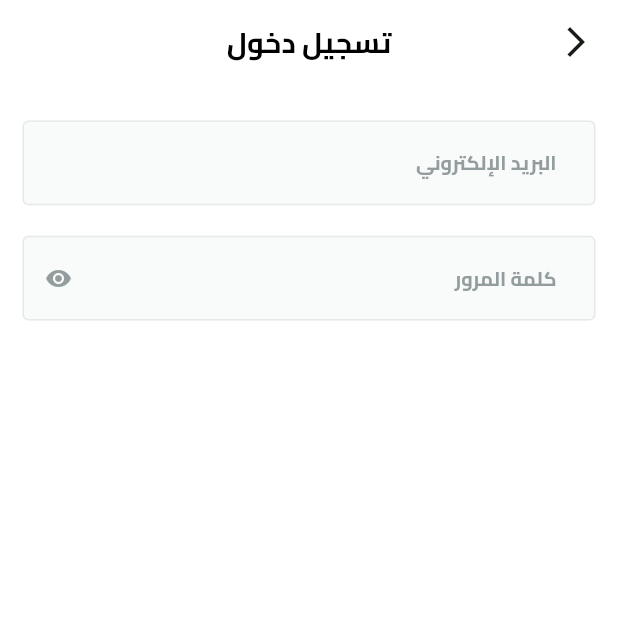
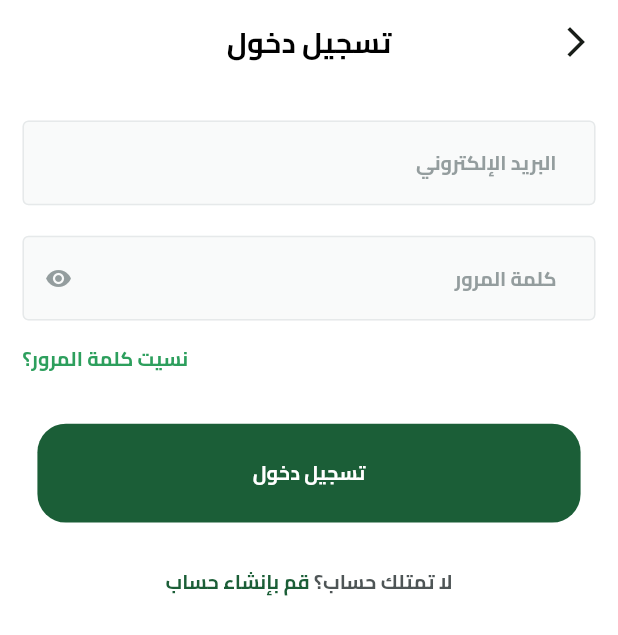
Before and after one commit to Hazem584/Fruits-Hub, a Flutter app: the screen it shows after launch, after a tap on "تخط", on a phone screen of 412 x 824 dp. Shown: the top 635 px of the screen. Run offline on Flutter 3.47's test engine with Material 3 defaults, Android fonts, the phone set to English and light mode, and no system bars; our stand-ins replace dots_indicator, flutter_screenutil, flutter_svg, shared_preferences.

Commit message:
update LoginView with new UI elements and Add light green text style

```diff
--- a/lib/core/theming/app_colors.dart
+++ b/lib/core/theming/app_colors.dart
@@ -8,4 +8,5 @@ class AppColors {
   static const Color lightGray = Color(0xFF4E5556);
   static const Color lighterGray = Color(0xFF949D9E);
   static const Color borderColor = Color(0xFFE6E9EA);
+  static const Color lightGreen = Color(0xFF2D9F5D);
 }
--- a/lib/core/theming/styles.dart
+++ b/lib/core/theming/styles.dart
@@ -41,4 +41,22 @@ class TextStyles {
     color: Colors.black,
     fontFamily: 'Cairo',
   );
+  static TextStyle font13lightGreenSemiBold = TextStyle(
+    fontSize: 13.sp,
+    fontWeight: FontWeightHelper.semiBold,
+    color: AppColors.lightGreen,
+    fontFamily: 'Cairo',
+  );
+  static TextStyle font15WhiteBold = TextStyle(
+    fontSize: 13.sp,
+    fontWeight: FontWeightHelper.bold,
+    color: Colors.white,
+    fontFamily: 'Cairo',
+  );
+    static TextStyle font13PrimaryColorSemiBold = TextStyle(
+    fontSize: 13.sp,
+    fontWeight: FontWeightHelper.semiBold,
+    color: AppColors.primaryColor,
+    fontFamily: 'Cairo',
+  );
 }
--- a/lib/features/login/widgets/login_view_body.dart
+++ b/lib/features/login/widgets/login_view_body.dart
@@ -1,7 +1,10 @@
+import 'package:flutter/gestures.dart';
 import 'package:flutter/material.dart';
+import 'package:flutter_screenutil/flutter_screenutil.dart';
 import 'package:fruits_e_commerce/core/helper/spacing.dart';
 import 'package:fruits_e_commerce/core/theming/app_colors.dart';
 import 'package:fruits_e_commerce/core/theming/styles.dart';
+import 'package:fruits_e_commerce/core/widgets/app_text_button.dart';
 import 'package:fruits_e_commerce/core/widgets/app_text_form_filed.dart';
 
 class LoginViewBody extends StatelessWidget {
@@ -57,6 +60,46 @@ class LoginViewBody extends StatelessWidget {
               color: AppColors.lighterGray,
             ),
           ),
+          verticalSpace(16),
+          Padding(
+            padding: const EdgeInsets.symmetric(horizontal: 15.0),
+            child: Align(
+              alignment: Alignment.centerLeft,
+              child: Text(
+                'نسيت كلمة المرور؟',
+                style: TextStyles.font13lightGreenSemiBold,
+              ),
+            ),
+          ),
+          verticalSpace(33),
+          AppTextButton(
+            borderRadius: 19,
+            buttonText: 'تسجيل دخول',
+            textStyle: TextStyles.font15WhiteBold,
+            buttonWidth: 300.w,
+            buttonHeight: 65.h,
+            backgroundColor: AppColors.primaryColor,
+            onPressed: () {
+              // Handle login action
+            },
+          ),
+          verticalSpace(30),
+          Text.rich(
+            TextSpan(
+              text: 'لا تمتلك حساب؟ ',
+              style: TextStyles.font13lightGraySemiBold,
+              children: [
+                TextSpan(
+                  text: 'قم بإنشاء حساب',
+                  style: TextStyles.font13PrimaryColorSemiBold,
+                  recognizer: TapGestureRecognizer()
+                    ..onTap = () {
+                      // Navigate to sign up page
+                    },
+                ),
+              ],
+            ),
+          ),
         ],
       ),
     );
--- a/lib/features/splash/ui/widgets/splash_view_body.dart
+++ b/lib/features/splash/ui/widgets/splash_view_body.dart
@@ -1,6 +1,5 @@
 // ignore_for_file: use_build_context_synchronously
 
-import 'dart:math';
 
 import 'package:flutter/material.dart';
 import 'package:flutter_svg/svg.dart';
```
